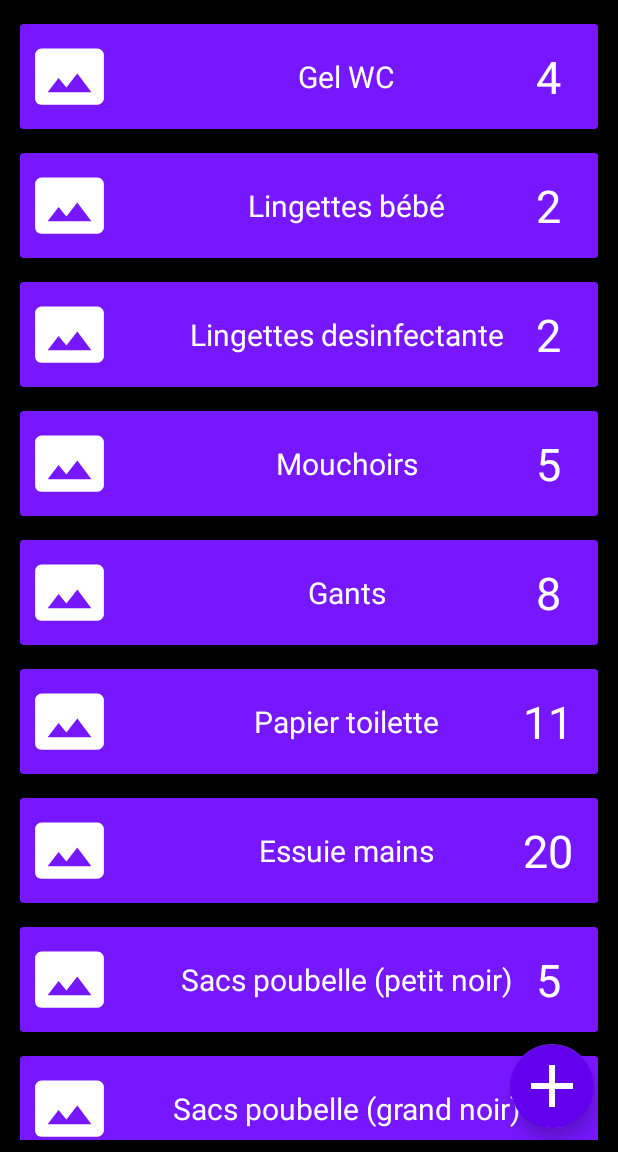
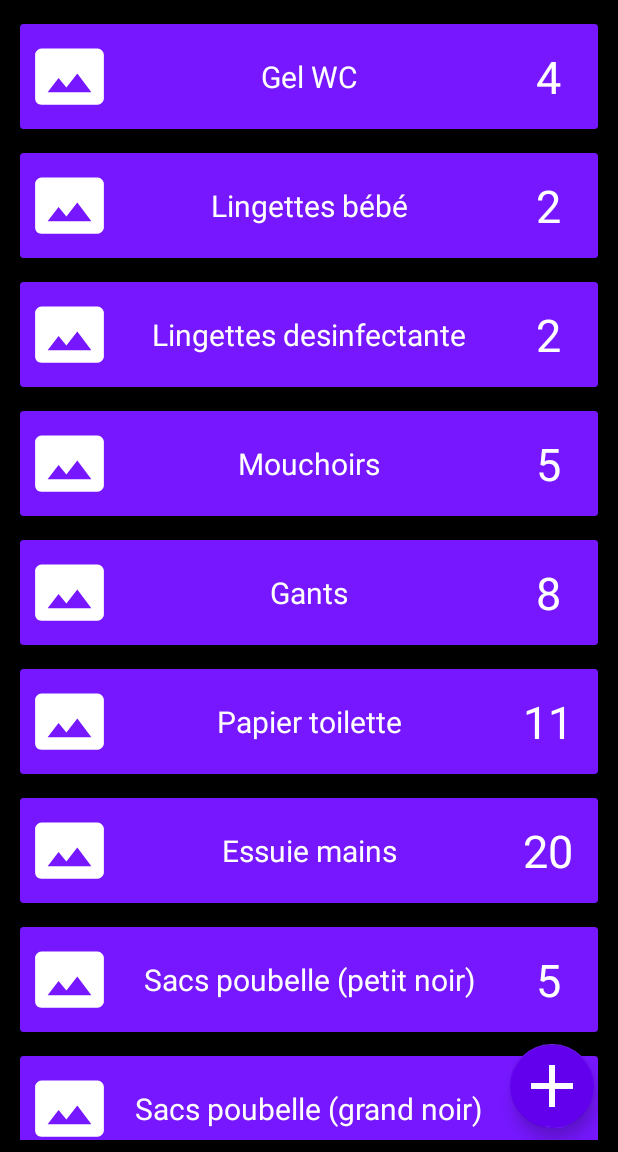
Before and after one commit to GillouH/TestStock, an Android app: the screen it shows after launch (MainActivity), on a phone screen of 412 x 824 dp, the part 84-1236 px from its top. Run offline under Robolectric (Android 15) with nearby library versions, the phone set to English and light mode, and no system bars.

Commit message:
Fix bug visuel - centrage nom item

```diff
--- a/app/src/main/res/layout/item_adapter.xml
+++ b/app/src/main/res/layout/item_adapter.xml
@@ -28,8 +28,8 @@
             android:text="@string/item_name"
             android:textSize="20sp"
             app:layout_constraintBottom_toBottomOf="parent"
-            app:layout_constraintLeft_toRightOf="@id/itemAdapter_imageView_itemPicture"
-            app:layout_constraintRight_toLeftOf="@id/item_Adapter_imageView_action"
+            app:layout_constraintLeft_toLeftOf="parent"
+            app:layout_constraintRight_toRightOf="parent"
             app:layout_constraintTop_toTopOf="parent" />
 
         <ImageView
```
